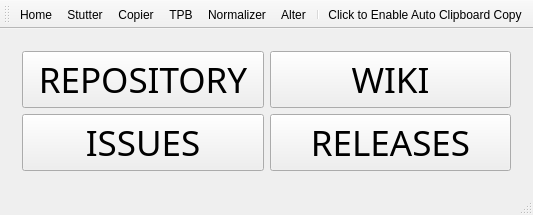
Old version of the form ui/mainwindow.ui in the repository Eve-ning/reamber.
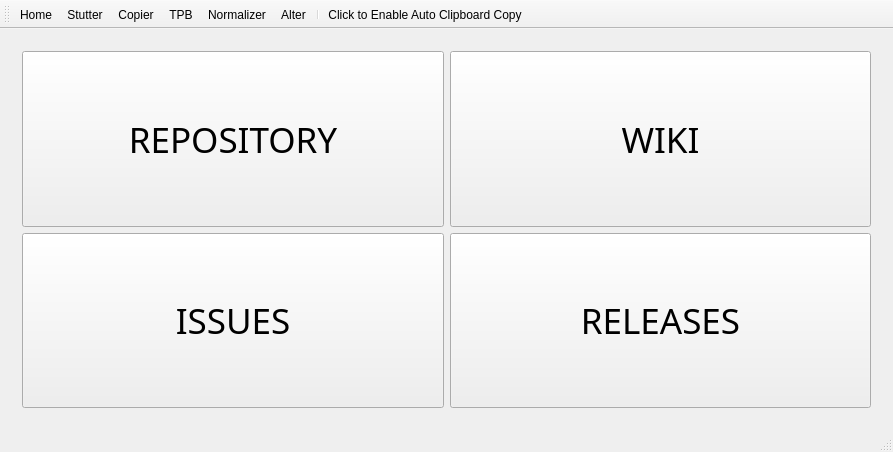
New version of the form. Icons and pictures are not drawn. Custom widgets are drawn as their Qt base class.

Commit message: Fix spinbox incorrect stepping

```diff
--- a/ui/mainwindow.ui
+++ b/ui/mainwindow.ui
@@ -2,6 +2,14 @@
 <ui version="4.0">
  <class>MainWindow</class>
  <widget class="QMainWindow" name="MainWindow">
+  <property name="geometry">
+   <rect>
+    <x>0</x>
+    <y>0</y>
+    <width>893</width>
+    <height>452</height>
+   </rect>
+  </property>
   <property name="windowTitle">
    <string>amber</string>
   </property>
```
The commit also changes 4 other files.
